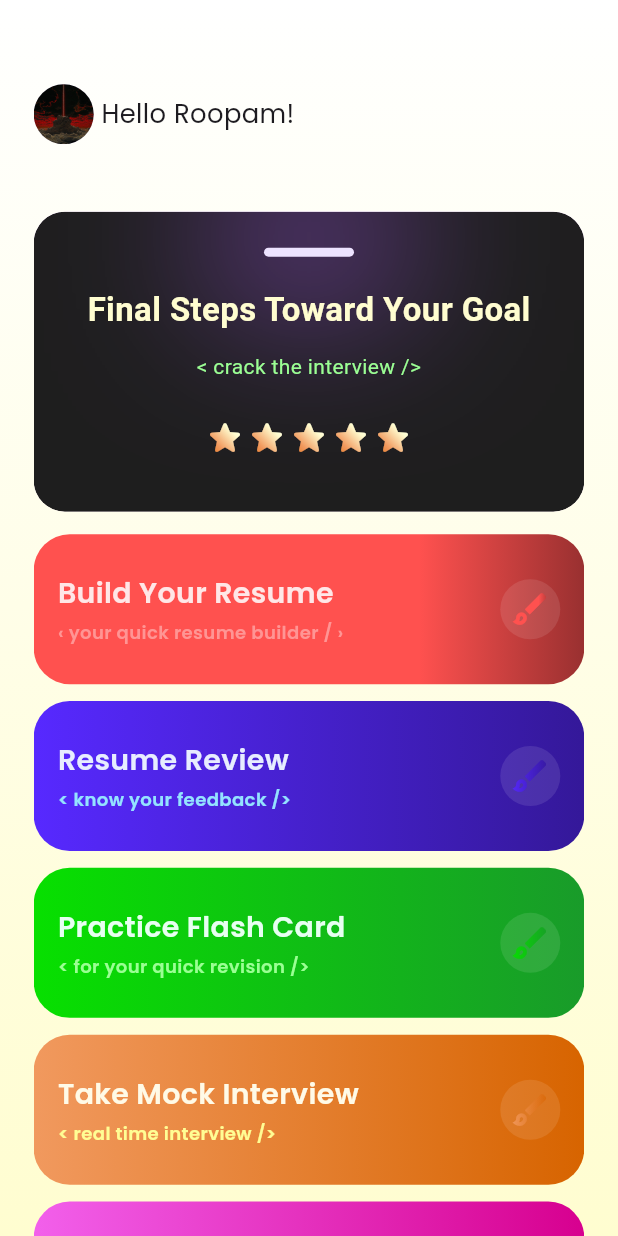
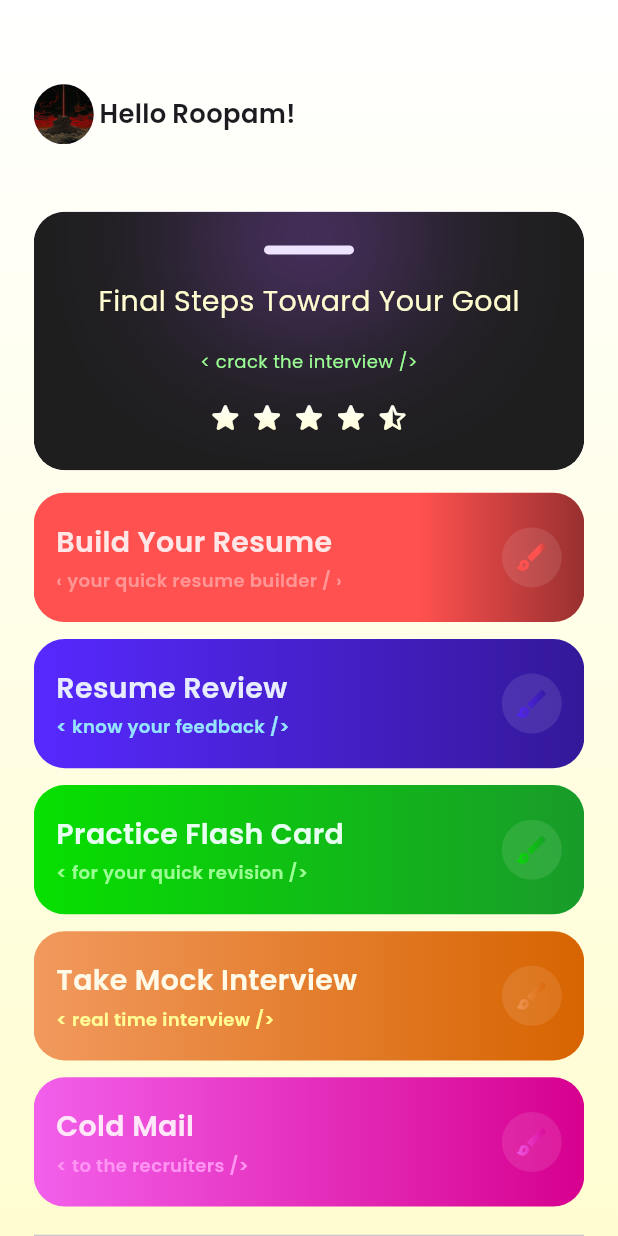
Before and after one commit to Redvey/InterView, a Flutter app: the screen it shows after launch, on a phone screen of 412 x 824 dp. Run offline on Flutter 3.47's test engine with Material 3 defaults, Android fonts, the phone set to English and light mode, and no system bars; our stand-ins replace file_picker, flutter_screenutil, go_router, smooth_page_indicator; missing offline and left inert: blobs.

Commit message:
12(refactor): replaced hardcoded values with AppSizes and gradients

```diff
--- a/lib/app/themes/text_styles.dart
+++ b/lib/app/themes/text_styles.dart
@@ -28,7 +28,7 @@
   static final welcome = TextStyle(
     fontFamily: AppFonts.poppins,
     fontSize: AppSizes.fontSizeMd,
-    fontWeight: FontWeight.w400,
+    fontWeight: FontWeight.w600,
   );
 
   static final featureTitle = TextStyle(
@@ -65,6 +65,18 @@
     fontWeight: FontWeight.w400,
     color: AppColors.blackLight,
   );
+  static final welcomeCardFinal = TextStyle(
+    color: AppColors.backgroundYellow,
+    fontFamily: AppFonts.poppins,
+    fontSize: AppSizes.fontSizeLg,
+    fontWeight: FontWeight.w400,
+  );
+  static final crackIt = TextStyle(
+    color: AppColors.textGreen,
+    fontFamily: AppFonts.poppins,
+    fontSize: AppSizes.fontSizeSm,
+    fontWeight: FontWeight.w400,
+  );
 
 
 
--- a/lib/core/constants/colors.dart
+++ b/lib/core/constants/colors.dart
@@ -6,6 +6,7 @@
   //background
   static const backgroundYellow = Color(0xFFFFFDD0);
   static const backgroundWhite = Color(0xFFFFFFFF);
+  static final cardOverlay = backgroundWhite.withAlpha(26);
   static const backgroundRed = Color(0xFF993030);
   static const backgroundRedPink = Color(0xFFFF514F);
   static const backgroundBlue = Color(0xFF341899);
@@ -19,6 +20,7 @@
 
   //widget background
   static const purple = Color(0xFFB05CFF);
+  static final purpleOverlay = purple.withAlpha(107);
   static const purpleLight = Color(0xFFE8D0FF);
 
   // Gradient background
--- a/lib/core/constants/sizes.dart
+++ b/lib/core/constants/sizes.dart
@@ -1,3 +1,5 @@
+
+
 import 'package:flutter_screenutil/flutter_screenutil.dart';
 
 class AppSizes {
@@ -5,6 +7,20 @@
   static double md = 16.w;
   static double lg = 24.w;
   static double xl = 60.w;
+
+  //icons size
+  static double star = 28.sp;
+
+  //blur radius & spread radius
+  static double welcomeBlur = 40;
+  static double welcomeSpread = 2;
+  static double glowBlur = 100;
+  static double glowSpread = 25;
+
+  //glow bar sizes
+  static double glowH = 6;
+  static double glowW = 60;
+  static double glowB = 3;
 
   // Font sizes
   static double fontSizeSs = 12.sp;
@@ -23,11 +39,17 @@
   // Image sizes
   static double imageThumbSize = 80.w;
 
+  //off sets
+  static final double shadowOffsetY = -10.0.h;
+  static final double zero = 0.h;
+
+
   // Spacing
   static double defaultSpace = 12.w;
   static double spaceBtwItems = 16.w;
   static double spaceBtwFields = 20.w;
   static double spaceBtwSections = 48.w;
+  static double headSubhead = 4.w;
 
   // Border radius
   static double borderRadiusSm = 4.r;
@@ -45,4 +67,12 @@
   // Input field
   static double inputFieldRadius = 12.r;
   static double spaceBtwInputFields = 16.h;
+
+  //welcome card
+  static double adCard = 200.h;
+  static double featureCard = 100.h;
+
+  // Star Rating
+  static double starSpacing = 4.w;
+  static int maxStars = 5;
 }
--- a/lib/core/constants/strings.dart
+++ b/lib/core/constants/strings.dart
@@ -3,6 +3,7 @@
   static const name = "Roopam!";
 
   static const crackIt = "< crack the interview />";
+  static const finalSteps = "Final Steps Toward Your Goal";
 
   //Card-Text
   static const buildYourResumeTitle = "Build Your Resume";
--- a/lib/features/home/screens/home_screen.dart
+++ b/lib/features/home/screens/home_screen.dart
@@ -88,23 +88,14 @@
                   colorBg: AppColors.textPurple,
                 ),
 
-                // Pagination Dots
-                Row(
-                  mainAxisAlignment: MainAxisAlignment.center,
-                  children: List.generate(
-                    3,
-                    (_) => const Padding(
-                      padding: EdgeInsets.symmetric(horizontal: 4),
-                      child: CircleAvatar(radius: 5),
-                    ),
-                  ),
-                ),
+                //Ads
+                Divider(),
 
                  SizedBox(height: AppSizes.defaultSpace),
 
                 // Google Ad Container
                 Container(
-                  height: 200,
+                  height: AppSizes.adCard,
                   width: double.infinity,
                   decoration: BoxDecoration(
                     borderRadius: BorderRadius.circular(
--- a/lib/features/home/widgets/feature_container.dart
+++ b/lib/features/home/widgets/feature_container.dart
@@ -1,4 +1,6 @@
 import 'package:flutter/material.dart';
+import 'package:interview/core/constants/colors.dart';
+import 'package:interview/core/constants/sizes.dart';
 import '../../../app/themes/text_styles.dart';
 
 class FeatureContainer extends StatelessWidget {
@@ -23,13 +25,13 @@
   Widget build(BuildContext context) {
     return Container(
       decoration: BoxDecoration(
-        borderRadius: BorderRadius.circular(24),
+        borderRadius: BorderRadius.circular(AppSizes.borderRadiusLg),
         gradient: gradient,
       ),
-      height: 100,
+      height: AppSizes.featureCard,
       width: double.infinity,
       child: Padding(
-        padding: const EdgeInsets.all(16.0),
+        padding:  EdgeInsets.all(AppSizes.md),
         child: Row(
           mainAxisAlignment: MainAxisAlignment.spaceBetween,
           children: [
@@ -39,19 +41,19 @@
               mainAxisAlignment: MainAxisAlignment.center,
               children: [
                 Text(title, style: AppTextStyles.heading(color: color)),
-                const SizedBox(height: 4),
+                 SizedBox(height: AppSizes.headSubhead),
                 Text(subTitle, style: AppTextStyles.subheading(color: colorBg)),
               ],
             ),
             // Icon
             CircleAvatar(
-              backgroundColor: Colors.white.withAlpha(26),
+              backgroundColor: AppColors.cardOverlay,
               child: ShaderMask(
                 shaderCallback: (bounds) => gradient.createShader(bounds),
                 child: Icon(
                   icon,
-                  size: 28,
-                  color: Colors.white,
+                  size: AppSizes.star,
+                  color: AppColors.backgroundWhite,
                 ),
               ),
             ),
--- a/lib/features/home/widgets/star_rating.dart
+++ b/lib/features/home/widgets/star_rating.dart
@@ -0,0 +1,44 @@
+import 'package:flutter/material.dart';
+import 'package:interview/core/constants/colors.dart';
+import 'package:interview/core/constants/sizes.dart';
+
+Widget buildStarRating({
+  double? rating,
+  double? iconSize,
+  int? maxStars,
+  Gradient? gradient,
+  double? spacing,
+}) {
+  final List<Widget> stars = [];
+
+  final ratings = rating ?? 5;
+  final iconSizes = iconSize ?? AppSizes.star;
+  final maxedStars = maxStars ?? AppSizes.maxStars;
+  final gradient0 = gradient ?? AppColors.backgroundGradient;
+  final spacing0 = spacing ?? AppSizes.starSpacing;
+
+  for (int i = 0; i < maxedStars; i++) {
+    if (i > 0) stars.add(SizedBox(width: spacing0));
+
+    if (i + 1 <= ratings) {
+      stars.add(_buildStar(iconSizes, gradient0, Icons.star_rounded));
+    } else if (i + 0.5 <= ratings) {
+      stars.add(_buildStar(iconSizes, gradient0, Icons.star_half_rounded));
+    } else {
+      stars.add(_buildStar(iconSizes, gradient0, Icons.star_border_rounded));
+    }
+  }
+
+  return Row(
+    mainAxisAlignment: MainAxisAlignment.center,
+    children: stars,
+  );
+}
+
+
+Widget _buildStar(double size, Gradient gradient, IconData icon) {
+  return ShaderMask(
+    shaderCallback: (bounds) => gradient.createShader(bounds),
+    child: Icon(icon, size: size, color: AppColors.backgroundWhite),
+  );
+}
--- a/lib/features/home/widgets/welcome_card.dart
+++ b/lib/features/home/widgets/welcome_card.dart
@@ -1,5 +1,7 @@
 import 'package:flutter/material.dart';
+import 'package:interview/features/home/widgets/star_rating.dart';
 
+import '../../../app/themes/text_styles.dart';
 import '../../../core/constants/colors.dart';
 import '../../../core/constants/sizes.dart';
 import '../../../core/constants/strings.dart';
@@ -12,86 +14,55 @@
     return ClipRRect(
       borderRadius: BorderRadius.circular(AppSizes.borderRadiusLg),
       child: Container(
-        height: 200,
+        height: AppSizes.adCard,
         width: double.infinity,
-        padding: const EdgeInsets.all(24),
+        padding: EdgeInsets.all(AppSizes.lg),
         decoration: BoxDecoration(
           color: AppColors.blackLight,
           borderRadius: BorderRadius.circular(AppSizes.borderRadiusLg),
           boxShadow: [
             BoxShadow(
-              color: AppColors.purple.withAlpha(107),
-              blurRadius: 40,
-              offset: const Offset(0, -10),
-              spreadRadius: 2,
+              color: AppColors.purpleOverlay,
+              blurRadius: AppSizes.welcomeBlur,
+              offset:  Offset(AppSizes.zero, AppSizes.shadowOffsetY),
+              spreadRadius: AppSizes.welcomeSpread,
             ),
           ],
         ),
         child: Column(
+          mainAxisAlignment: MainAxisAlignment.spaceBetween,
           children: [
             // Top Glow Bar
             Container(
-              width: 60,
-              height: 6,
+              width: AppSizes.glowW,
+              height: AppSizes.glowH,
               decoration: BoxDecoration(
                 color: AppColors.otherForm,
-                borderRadius: BorderRadius.circular(3),
+                borderRadius: BorderRadius.circular(AppSizes.glowB),
                 boxShadow: [
                   BoxShadow(
                     color: AppColors.purple,
-                    blurRadius: 100,
-                    offset: const Offset(0, -10),
-                    spreadRadius: 25,
+                    blurRadius: AppSizes.glowBlur,
+                    offset: Offset(AppSizes.zero, AppSizes.shadowOffsetY),
+                    spreadRadius: AppSizes.glowSpread,
                   ),
                 ],
               ),
             ),
-            const SizedBox(height: 20),
-            const Text(
-              "Final Steps Toward Your Goal",
-              style: TextStyle(
-                color: AppColors.backgroundYellow,
-                fontSize: 22,
-                fontWeight: FontWeight.bold,
-              ),
-            ),
-            const SizedBox(height: 12),
+
+            Text(AppStrings.finalSteps, style: AppTextStyles.welcomeCardFinal),
+
             Text(
               AppStrings.crackIt,
-              style: TextStyle(color: AppColors.textGreen),
+              style: AppTextStyles.crackIt,
               textAlign: TextAlign.center,
             ),
-            const SizedBox(height: 24),
-            buildStarRating(
-              rating: 4.5,
-              gradient: AppColors.starGradient
-            ),
+
+            ///To Do
+            buildStarRating(rating: 4.5),
           ],
         ),
       ),
     );
   }
-
-  Widget buildStarRating({
-    required double rating,
-    double iconSize = 28,
-    int maxStars = 5,
-    Gradient gradient = AppColors.backgroundGradient,
-  }) {
-    final List<Widget> stars = [];
-
-    for (int i = 0; i < maxStars; i++) {
-      stars.add(
-        ShaderMask(
-          shaderCallback: (bounds) => gradient.createShader(bounds),
-          child: Icon(Icons.star_rounded, size: iconSize, color: Colors.white),
-        ),
-      );
-    }
-
-    return Row(
-      mainAxisAlignment: MainAxisAlignment.center,
-      children: stars,
-    );
-  }
 }
--- a/lib/features/home/widgets/welcome_message.dart
+++ b/lib/features/home/widgets/welcome_message.dart
@@ -1,4 +1,5 @@
 import 'package:flutter/material.dart';
+import 'package:interview/core/constants/sizes.dart';
 import 'package:interview/core/constants/strings.dart';
 import 'package:interview/app/themes/text_styles.dart';
 import 'package:interview/features/widgets/profile_avatar.dart';
@@ -14,9 +15,9 @@
       children: [
 
         ProfileAvatar(),
-        SizedBox(width: 5,),
+        SizedBox(width: AppSizes.headSubhead,),
         Text(AppStrings.hi,style: AppTextStyles.welcome,),
-        SizedBox(width: 5,),
+        SizedBox(width: AppSizes.headSubhead,),
         Text(AppStrings.name,style: AppTextStyles.welcome,),
 
       ],
```
